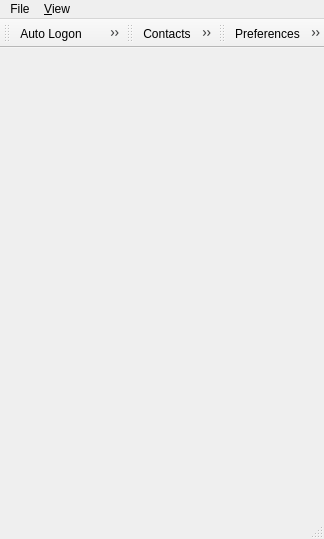
The window that src/gui/mxitc.ui (marcbowes/mxitc) describes before a commit, drawn with Qt 5.
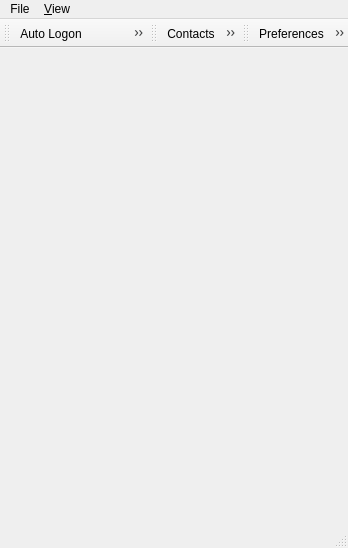
The same window after the commit.

The edit to the form file:
```diff
--- a/src/gui/mxitc.ui
+++ b/src/gui/mxitc.ui
@@ -6,8 +6,8 @@
    <rect>
     <x>0</x>
     <y>0</y>
-    <width>324</width>
-    <height>539</height>
+    <width>348</width>
+    <height>548</height>
    </rect>
   </property>
   <property name="windowTitle">
@@ -25,7 +25,7 @@
     <rect>
      <x>0</x>
      <y>0</y>
-     <width>324</width>
+     <width>348</width>
      <height>27</height>
     </rect>
    </property>
```
